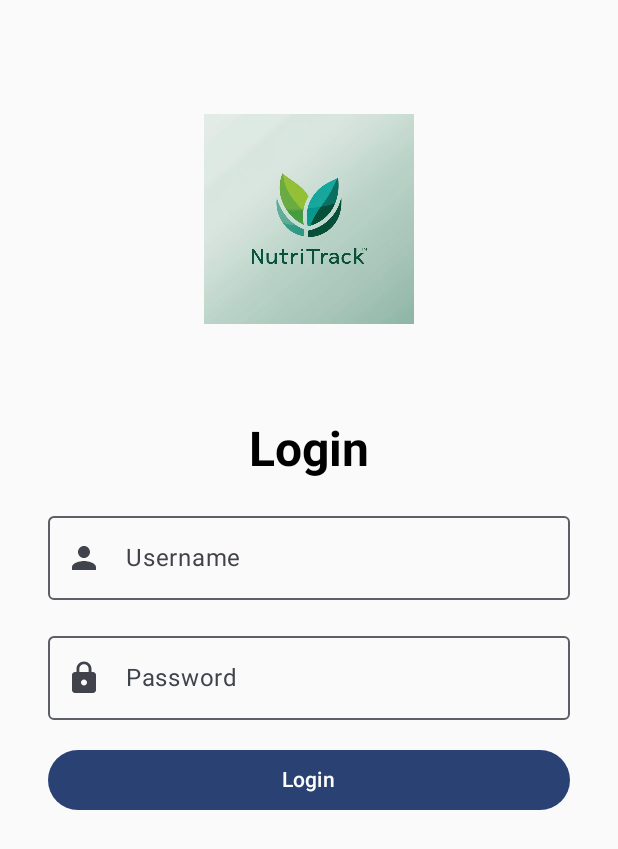
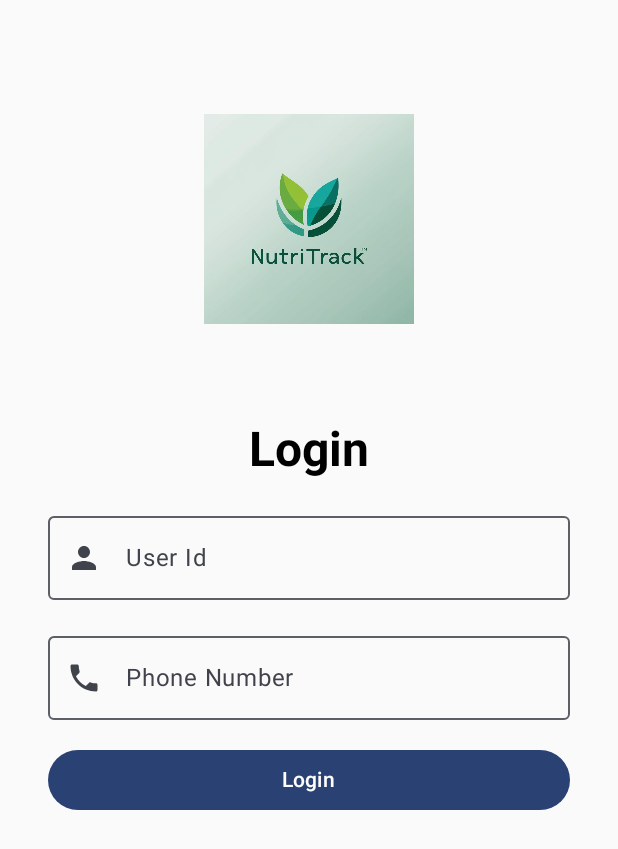
Before and after one commit to Arrtish2702/FIT2081_A1, an Android app built with Jetpack Compose: the LoginActivity screen opened directly, with no data from a screen before it, after a tap on "Login", on a phone screen of 412 x 824 dp. Shown: the top 849 px of the screen. Run offline under Robolectric (Android 15) with nearby library versions, the phone set to English and light mode, and no system bars.

Commit message:
changed input components to take in user id and user phone number.Added validation for phone number using regex values to target specific number configs.

```diff
--- a/app/src/main/java/com/fit2081/arrtish/id32896786/a1/LoginActivity.kt
+++ b/app/src/main/java/com/fit2081/arrtish/id32896786/a1/LoginActivity.kt
@@ -10,20 +10,18 @@ import androidx.compose.foundation.Image
 import androidx.compose.foundation.layout.Arrangement
 import androidx.compose.foundation.layout.Box
 import androidx.compose.foundation.layout.Column
-import androidx.compose.foundation.layout.Spacer
 import androidx.compose.foundation.layout.fillMaxSize
 import androidx.compose.foundation.layout.fillMaxWidth
-import androidx.compose.foundation.layout.height
 import androidx.compose.foundation.layout.padding
 import androidx.compose.foundation.layout.size
+import androidx.compose.foundation.text.KeyboardOptions
 import androidx.compose.material.icons.Icons
-import androidx.compose.material.icons.filled.Lock
 import androidx.compose.material.icons.filled.Person
+import androidx.compose.material.icons.filled.Phone
 import androidx.compose.material3.Button
 import androidx.compose.material3.Icon
 import androidx.compose.material3.MaterialTheme
 import androidx.compose.material3.OutlinedTextField
-import androidx.compose.material3.Scaffold
 import androidx.compose.material3.Text
 import androidx.compose.runtime.Composable
 import androidx.compose.runtime.getValue
@@ -35,13 +33,13 @@ import androidx.compose.ui.Modifier
 import androidx.compose.ui.platform.LocalContext
 import androidx.compose.ui.res.painterResource
 import androidx.compose.ui.text.font.FontWeight
-import androidx.compose.ui.text.input.PasswordVisualTransformation
+import androidx.compose.ui.text.input.KeyboardType
 import androidx.compose.ui.tooling.preview.Preview
 import androidx.compose.ui.unit.dp
 import com.fit2081.arrtish.id32896786.a1.ui.theme.A1Theme
 
-private const val usernameStatic: String = "testUser"
-private const val passwordStatic: String = "testPassword"
+private const val userIdStatic: String = "102"
+private const val phoneNumberStatic: String = "0179932143"
 
 class LoginActivity : ComponentActivity() {
     override fun onCreate(savedInstanceState: Bundle?) {
@@ -60,8 +58,9 @@ class LoginActivity : ComponentActivity() {
 fun LoginPage(modifier: Modifier = Modifier) {
 
     val context = LocalContext.current
-    var username by remember { mutableStateOf("") }
-    var password by remember { mutableStateOf("") }
+    var userId by remember { mutableStateOf("") }
+    var phoneNumber by remember { mutableStateOf("") }
+    var phoneNumberError by remember { mutableStateOf(false) }
 
     Box(
         modifier = modifier
@@ -74,7 +73,7 @@ fun LoginPage(modifier: Modifier = Modifier) {
             modifier = Modifier
                 .size(200.dp)
                 .align(Alignment.TopCenter)
-                .padding(top = 60.dp) // Adjust to move it slightly down from the top
+                .padding(top = 60.dp)
         )
         Column(
             modifier = Modifier
@@ -91,25 +90,37 @@ fun LoginPage(modifier: Modifier = Modifier) {
             )
 
             OutlinedTextField(
-                value = username,
-                onValueChange = { username = it },
-                label = { Text("Username") },
+                value = userId,
+                onValueChange = { userId = it },
+                label = { Text("User Id") },
                 leadingIcon = { Icon(Icons.Default.Person, contentDescription = "User Icon") },
                 modifier = Modifier.fillMaxWidth()
             )
 
             OutlinedTextField(
-                value = password,
-                onValueChange = { password = it },
-                label = { Text("Password") },
-                leadingIcon = { Icon(Icons.Default.Lock, contentDescription = "Password Icon") },
-                visualTransformation = PasswordVisualTransformation(),
-                modifier = Modifier.fillMaxWidth()
+                value = phoneNumber,
+                onValueChange = {
+                    phoneNumber = it
+                    phoneNumberError = !isValidNumber(it)
+                },
+                label = { Text("Phone Number") },
+                leadingIcon = { Icon(Icons.Default.Phone, contentDescription = "Phone Icon") },
+                modifier = Modifier.fillMaxWidth(),
+                keyboardOptions = KeyboardOptions(keyboardType = KeyboardType.Phone),
+                isError = phoneNumberError,
+                singleLine = true
             )
+            if (phoneNumberError) {
+                Text(
+                    text = "Invalid Phone Number",
+                    color = MaterialTheme.colorScheme.error,
+                    modifier = Modifier.padding(start = 16.dp, top = 4.dp)
+                )
+            }
 
             Button(
                 onClick = {
-                    if (username == usernameStatic && password == passwordStatic){
+                    if (userId == userIdStatic && phoneNumber == phoneNumberStatic){
                         Toast.makeText(context,"Login Successful", Toast.LENGTH_LONG).show()
 
                         context.startActivity(Intent(context,HomeActivity::class.java))
@@ -124,3 +135,12 @@ fun LoginPage(modifier: Modifier = Modifier) {
         }
     }
 }
+
+
+fun isValidNumber(number: String): Boolean {
+    // Regex for Australian and Malaysian numbers
+    val aussieRegex = Regex("^((\\+61|0)[2-478]\\d{8})$")
+    val malaysianRegex = Regex("^((\\+60|0)[1-9]\\d{7,9})$")
+
+    return aussieRegex.matches(number) || malaysianRegex.matches(number)
+}
```
